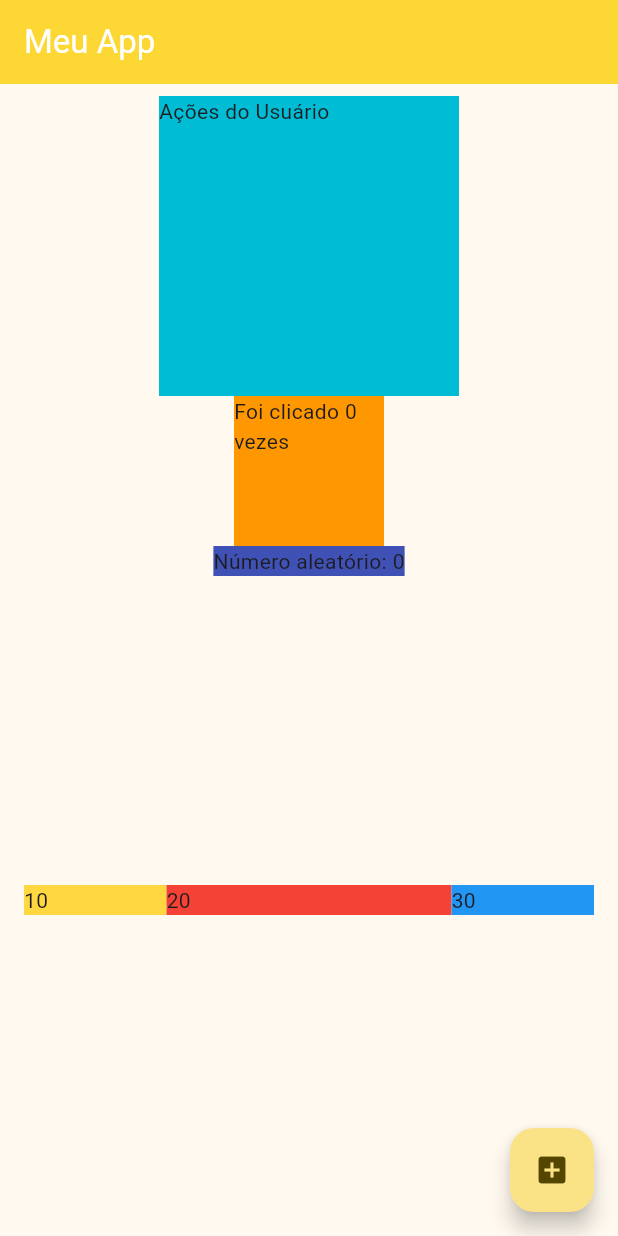
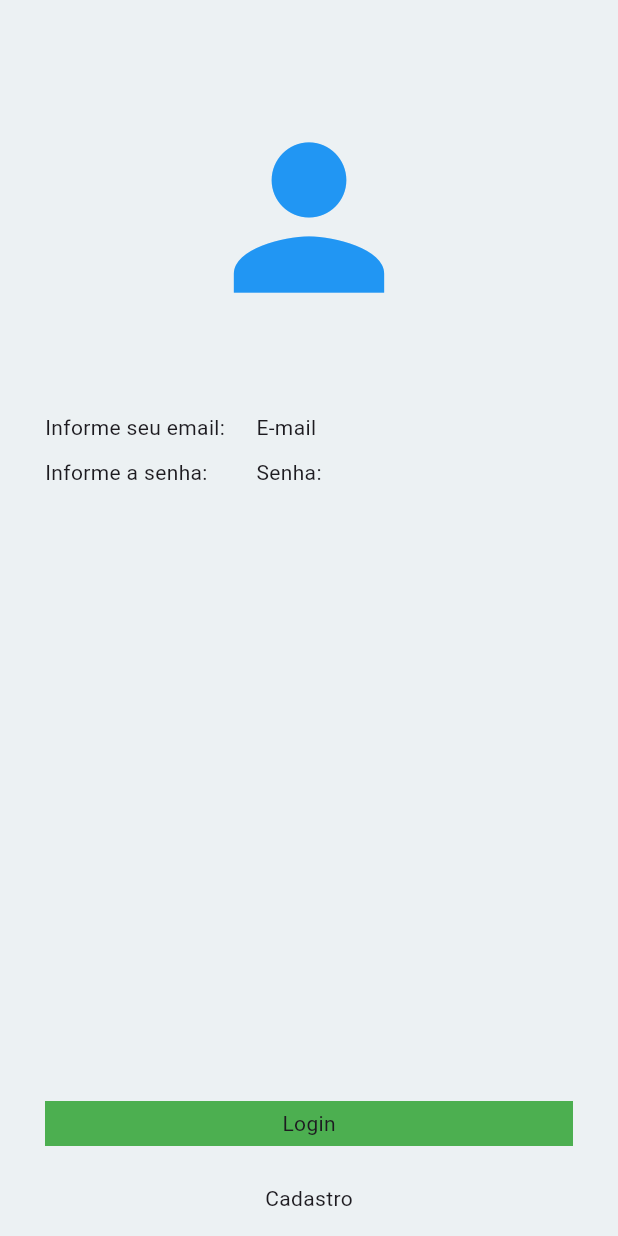
Before and after one commit to raphaeltake/Curso-flutter, a Flutter app: the screen it shows after launch, on a phone screen of 412 x 824 dp. Run offline on Flutter 3.47's test engine with Material 3 defaults, Android fonts, the phone set to English and light mode, and no system bars; our stand-ins replace google_fonts; missing offline and left inert: dart:ffi; Roboto replaces fonts that are missing (Cairo).

Commit message:
Simulando com blocos Tela de Login

```diff
--- a/primeiroscomponentes/lib/my_app.dart
+++ b/primeiroscomponentes/lib/my_app.dart
@@ -3,6 +3,7 @@
 import 'package:flutter/material.dart';
 import 'package:google_fonts/google_fonts.dart';
 import 'package:primeiroscomponentes/pages/home_page.dart';
+import 'package:primeiroscomponentes/pages/login_page.dart';
 
 class MyApp extends StatelessWidget {
   const MyApp({super.key});
@@ -14,7 +15,7 @@
       theme: ThemeData(
         useMaterial3: true,
         colorScheme: ColorScheme.fromSeed(
-          seedColor: Color(0xFFFDD835),// cor primáriaSS
+          seedColor: Color(0xFFFDD835),// cor primária
         ),
         textTheme: GoogleFonts.cairoTextTheme(),
         appBarTheme: AppBarTheme(
@@ -22,7 +23,7 @@
           foregroundColor: Colors.white, // cor do texto e ícones
         ),
       ),
-      home: const HomePage(),
+      home: const LoginPage(),
     );
   }
 }
--- /dev/null
+++ b/primeiroscomponentes/lib/pages/login_page.dart
@@ -0,0 +1,137 @@
+import 'package:flutter/material.dart';
+
+class LoginPage extends StatefulWidget {
+  const LoginPage({super.key});
+
+  @override
+  State<LoginPage> createState() => _LoginPageState();
+}
+
+class _LoginPageState extends State<LoginPage> {
+  @override
+  Widget build(BuildContext context) {
+    return SafeArea( //Respeita a barra de status do aplicativo
+        child: Scaffold(
+          // backgroundColor: Color(0xff000000),
+          backgroundColor: Color.fromARGB(255, 236, 241, 243),
+          body: SizedBox(
+            width: double.infinity,
+            child: Column(
+              crossAxisAlignment: CrossAxisAlignment.center,
+              children: [
+                SizedBox(
+                  height: 70,
+                ),
+
+                // Container(
+                //   margin: EdgeInsets.only(top: 50),
+                //   width: 150,
+                //   height: 150,
+                //   color: Colors.amber,
+                //   alignment: Alignment.center,
+                //   child: Icon(
+                //     Icons.person,
+                //     size: 150,
+                //     color: Colors.red,
+                //   ),
+                // ),
+
+                Icon(
+                  Icons.person,
+                  size: 150,
+                  color: Colors.blue,
+                ),
+
+                SizedBox(
+                  height: 50,
+                ),
+
+                Container(
+                  margin: EdgeInsets.symmetric(horizontal: 30),
+                  // color: Colors.green,
+                  height: 30,
+                  width: double.infinity,
+                  alignment: Alignment.center,
+                  child: Row(
+                    // mainAxisAlignment: MainAxisAlignment.spaceBetween,
+                    children: [
+                      Expanded(
+                          flex: 2,
+                          child: Text("Informe seu email: ")
+                      ),
+
+                      // SizedBox(
+                      //   height: 10,
+                      // ),
+
+                      Expanded(
+                          flex: 3,
+                          child: Text("E-mail")
+                      ),
+                    ],
+                  ),
+                ),
+
+                // SizedBox(
+                //   height: 10,
+                // ),
+
+                Container(
+                  margin: EdgeInsets.symmetric(horizontal: 30),
+                  // color: Colors.green,
+                  height: 30,
+                  width: double.infinity,
+                  alignment: Alignment.center,
+                  child: Row(
+                    children: [
+                      Expanded(
+                          flex: 2,
+                          child:
+                          Text("Informe a senha: ")
+                      ),
+
+                      // SizedBox(
+                      //   height: 10,
+                      // ),
+
+                      Expanded(
+                          flex: 3,
+                          child: Text("Senha: ")
+                      ),
+                    ],
+                  ),
+                ),
+
+                Expanded(child: Container()),
+
+                Container(
+                  margin: EdgeInsets.symmetric(horizontal: 30),
+                  color: Colors.green,
+                  height: 30,
+                  width: double.infinity,
+                  alignment: Alignment.center,
+                  child: Text("Login"),
+                ),
+
+                SizedBox(
+                  height: 20,
+                ),
+
+                Container(
+                  margin: EdgeInsets.symmetric(horizontal: 30),
+                  height: 30,
+                  alignment: Alignment.center,
+                  child: Text("Cadastro"),
+                ),
+
+                SizedBox(
+                  height: 10,
+                ),
+
+              ],
+            ),
+          )
+        ),
+    );
+  }
+}
```
